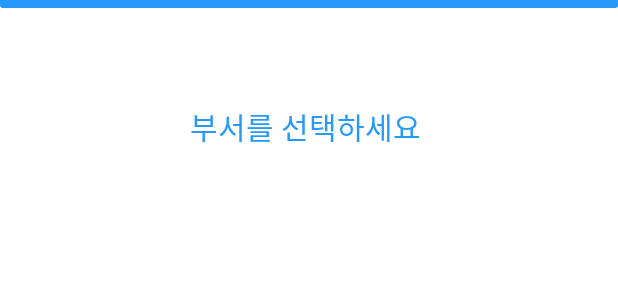
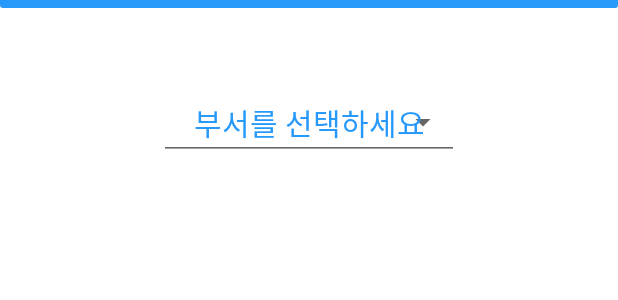
Before and after one commit to KimJuHyang/Hospital-Barcode-Inventory-Management, an Android app: the layout activity_login.xml on its own in the app's theme, with its tools: preview values and no code run, on a phone screen of 412 x 824 dp. Shown: the part 295-595 px from the top of the screen. Run offline under Robolectric (Android 15) with nearby library versions, the phone set to English and light mode, and no system bars.

Commit message:
부서선택 드롭다운 메뉴

```diff
--- a/app/src/main/java/com/example/juhyang/hospital/login.java
+++ b/app/src/main/java/com/example/juhyang/hospital/login.java
@@ -5,7 +5,11 @@ import android.support.v7.app.AppCompatActivity;
 import android.os.Bundle;
 import android.view.View;
 import android.content.Intent;
+import android.widget.AdapterView;
+import android.widget.ArrayAdapter;
 import android.widget.ImageView;
+import android.widget.Spinner;
+import android.widget.TextView;
 
 
 public class login extends AppCompatActivity {
--- a/app/src/main/res/layout/activity_login.xml
+++ b/app/src/main/res/layout/activity_login.xml
@@ -123,17 +123,18 @@
         android:textColor="@color/primary"
         android:textSize="20sp" />
 
-    <TextView
-        android:id="@+id/textView12"
-        android:layout_width="wrap_content"
-        android:layout_height="wrap_content"
-        android:layout_alignStart="@+id/editText"
+    <Spinner
+        android:id="@+id/spinner1"
+        style="@style/Widget.AppCompat.Spinner.Underlined"
+        android:layout_width="200dp"
+        android:layout_height="50dp"
         android:layout_alignParentTop="true"
-        android:layout_marginStart="10dp"
-        android:layout_marginTop="266dp"
-        android:text="부서를 선택하세요"
-        android:textColor="@color/primary"
-        android:textSize="20sp" />
+        android:layout_centerHorizontal="true"
+        android:layout_marginTop="253dp"
+        android:entries="@array/depart"
+        android:popupBackground="@color/bg"
+        android:theme="@style/Spinner" />
+
 
     <EditText
         android:id="@+id/editText"
--- /dev/null
+++ b/app/src/main/res/values/arrays.xml
@@ -0,0 +1,10 @@
+<?xml version="1.0" encoding="utf-8"?>
+<resources>
+    <string-array name="depart">
+        <item>부서를 선택하세요</item>
+        <item >재고관리자</item>
+        <item >치료부</item>
+        <item >수술부</item>
+        <item >입원부</item>
+    </string-array>
+</resources>
--- a/app/src/main/res/values/colors.xml
+++ b/app/src/main/res/values/colors.xml
@@ -4,6 +4,6 @@
     <color name="colorPrimaryDark">#000000</color>
     <color name="colorAccent">#D81B60</color>
     <color name="bg">#ffffff</color>
-    <color name="primary">#2699FB</color>
+    <color name="primary">#2699fb</color>
     <color name="red">#C43E48</color>
 </resources>
--- a/app/src/main/res/values/styles.xml
+++ b/app/src/main/res/values/styles.xml
@@ -8,4 +8,12 @@
         <item name="colorAccent">@color/colorAccent</item>
     </style>
 
+    <style name="Spinner" parent="Widget.AppCompat.Light.DropDownItem.Spinner">
+        <item name="android:paddingStart">0dp</item>
+        <item name="android:paddingEnd">0dp</item>
+        <item name="android:textColor">@color/primary</item>
+        <item name="android:textSize">20dp</item>
+        <item name="android:textAlignment">center</item>
+    </style>
+
 </resources>
```
